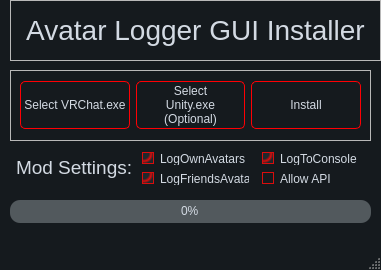
Cranbaerry/A.R.E.S, file Installer/untitled.ui: the form before one commit.
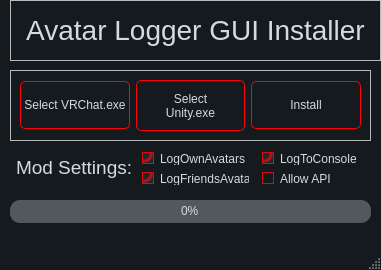
The form after the commit.

Diff of the .ui file:
```diff
--- a/Installer/untitled.ui
+++ b/Installer/untitled.ui
@@ -626,9 +626,10 @@
      <item>
       <widget class="QPushButton" name="SelUnity">
        <property name="text">
-        <string>Select
+        <string>
+Select
 Unity.exe
-(Optional)</string>
+</string>
        </property>
       </widget>
      </item>
```
